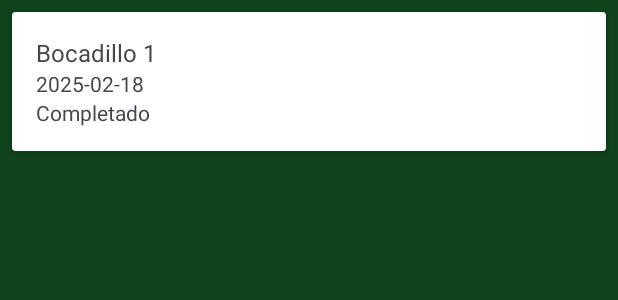
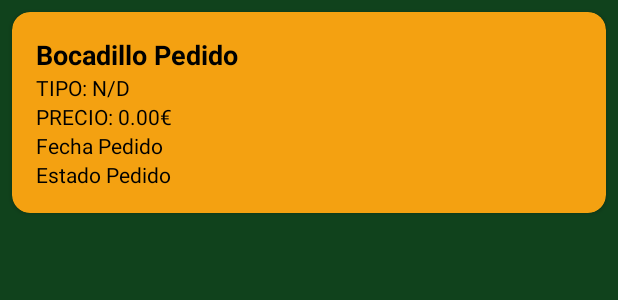
Before and after one commit to JavierMartinezAndreu/BocadilloJava2, an Android app: the layout item_pedido.xml on its own in the app's theme, with its tools: preview values and no code run, on a phone screen of 412 x 824 dp. Shown: the top 300 px of the screen. Run offline under Robolectric (Android 15) with nearby library versions, the phone set to English and light mode, and no system bars.

Commit message:
terminada la funcionalidad historial al completo

```diff
--- a/app/src/main/java/com/example/mibocadillo2/data/api/ApiPedido.kt
+++ b/app/src/main/java/com/example/mibocadillo2/data/api/ApiPedido.kt
@@ -3,9 +3,13 @@ package com.example.mibocadillo2.data.api
 import com.example.mibocadillo2.data.model.Pedido
 import retrofit2.Response
 import retrofit2.http.Body
+import retrofit2.http.GET
 import retrofit2.http.POST
 
 interface ApiPedido {
     @POST("Pedido.json")
     suspend fun createPedido(@Body pedido: Pedido): Response<Pedido>
+
+    @GET("Pedido.json")
+    suspend fun getPedidos(): Response<Map<String, Pedido>>
 }
--- a/app/src/main/java/com/example/mibocadillo2/data/model/Pedido.kt
+++ b/app/src/main/java/com/example/mibocadillo2/data/model/Pedido.kt
@@ -5,6 +5,7 @@ data class Pedido(
     val usuario: String,
     val precio: Double,
     val bocadillo: String,
+    val tipo: String,
     val fecha: String,
     val hora: String,
     val retirado: Boolean
--- a/app/src/main/res/layout/fragment_historial.xml
+++ b/app/src/main/res/layout/fragment_historial.xml
@@ -11,6 +11,7 @@
         android:layout_width="wrap_content"
         android:layout_height="wrap_content"
         android:text="Historial de Pedidos"
+        android:textColor="#F4A111"
         android:textSize="20sp"
         android:layout_marginTop="16dp"
         android:layout_marginStart="16dp"
--- a/app/src/main/res/layout/item_pedido.xml
+++ b/app/src/main/res/layout/item_pedido.xml
@@ -1,34 +1,65 @@
 <?xml version="1.0" encoding="utf-8"?>
-<androidx.cardview.widget.CardView xmlns:android="http://schemas.android.com/apk/res/android"
+<androidx.cardview.widget.CardView
+    xmlns:android="http://schemas.android.com/apk/res/android"
+    xmlns:app="http://schemas.android.com/apk/res-auto"
     android:layout_width="match_parent"
     android:layout_height="wrap_content"
     android:layout_margin="8dp"
-    android:elevation="4dp">
+    app:cardCornerRadius="12dp"
+    app:cardBackgroundColor="#F4A111">
 
     <LinearLayout
-        android:orientation="vertical"
         android:layout_width="match_parent"
         android:layout_height="wrap_content"
+        android:orientation="vertical"
         android:padding="16dp">
 
+        <!-- Nombre del bocadillo (pedido) -->
         <TextView
             android:id="@+id/textViewNombreBocadillo"
             android:layout_width="wrap_content"
             android:layout_height="wrap_content"
-            android:text="Bocadillo 1"
-            android:textSize="16sp"/>
+            android:text="Bocadillo Pedido"
+            android:textStyle="bold"
+            android:textSize="18sp"
+            android:textColor="@android:color/black" />
 
+        <!-- Tipo de bocadillo (no definido en el modelo, se muestra N/D) -->
+        <TextView
+            android:id="@+id/textViewTipo"
+            android:layout_width="wrap_content"
+            android:layout_height="wrap_content"
+            android:text="TIPO: N/D"
+            android:textSize="14sp"
+            android:textColor="@android:color/black" />
+
+        <!-- Precio del pedido -->
+        <TextView
+            android:id="@+id/textViewPrecio"
+            android:layout_width="wrap_content"
+            android:layout_height="wrap_content"
+            android:text="PRECIO: 0.00€"
+            android:textSize="14sp"
+            android:textColor="@android:color/black" />
+
+        <!-- Fecha del pedido -->
         <TextView
             android:id="@+id/textViewFecha"
             android:layout_width="wrap_content"
             android:layout_height="wrap_content"
-            android:text="2025-02-18"/>
+            android:text="Fecha Pedido"
+            android:textSize="14sp"
+            android:textColor="@android:color/black" />
 
+        <!-- Estado del pedido (Retirado / Pendiente) -->
         <TextView
             android:id="@+id/textViewEstado"
             android:layout_width="wrap_content"
             android:layout_height="wrap_content"
-            android:text="Completado"/>
+            android:text="Estado Pedido"
+            android:textSize="14sp"
+            android:textColor="@android:color/black" />
 
     </LinearLayout>
+
 </androidx.cardview.widget.CardView>
```
Also changed, not shown: app/src/main/java/com/example/mibocadillo2/data/adapter/PedidoAdapter.kt (+12 -16 lines), app/src/main/java/com/example/mibocadillo2/ui/alumno/HistorialFragment.kt (+49 -36 lines), app/src/main/java/com/example/mibocadillo2/ui/alumno/ReservarFragment.kt (+5 -3 lines).
